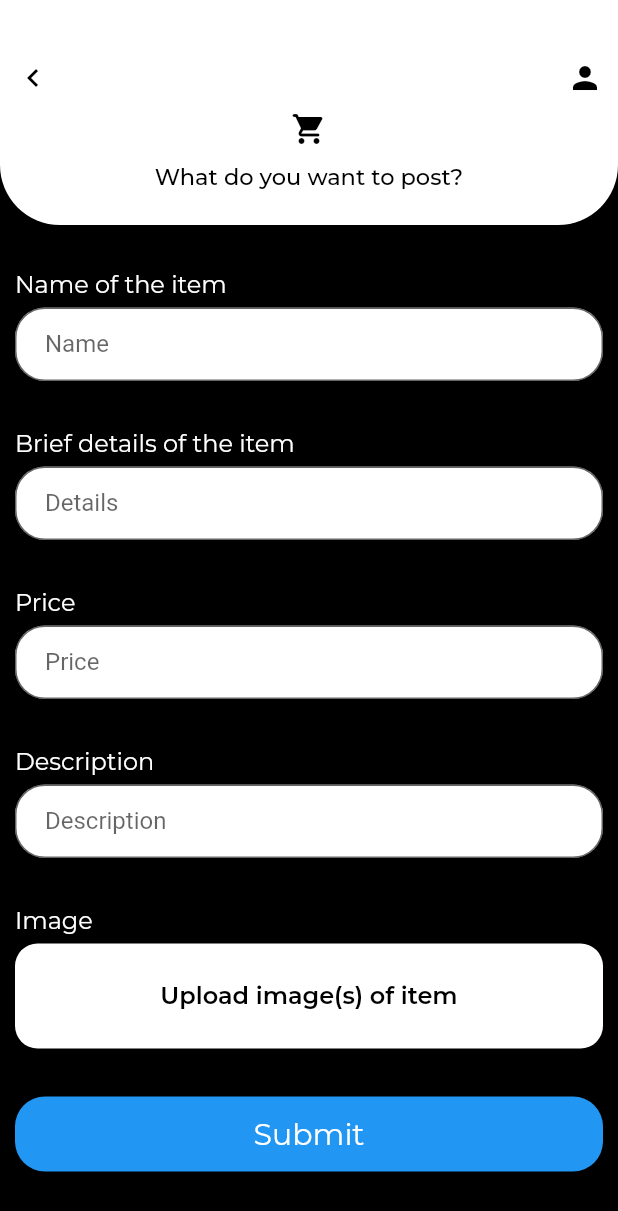
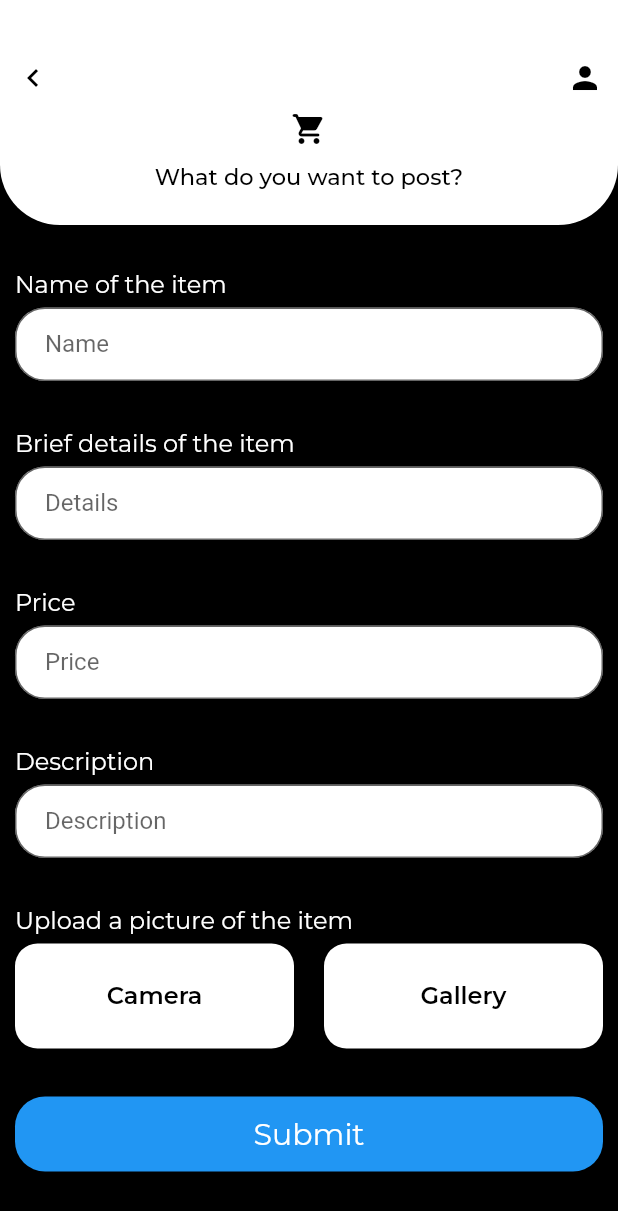
Before and after one commit to diragb/collegehood, a Flutter app: the RebuyAddItem screen opened by its route, on a phone screen of 412 x 824 dp. Shown: the top 1211 px of the screen. Run offline on Flutter 3.47's test engine with Material 2 defaults, Android fonts, the phone set to English and light mode, and no system bars; our stand-ins replace cloud_firestore, firebase_auth, firebase_core, firebase_database, firebase_storage, google_fonts and 1 more; accounts and stored records are empty.

Commit message:
📷 allow camera pics for items

```diff
--- a/lib/pages/auth/rebuy/add_item.dart
+++ b/lib/pages/auth/rebuy/add_item.dart
@@ -244,7 +244,8 @@ class _RebuyAddItemState extends State<RebuyAddItem> {
                               const SizedBox(
                                 height: 7.5,
                               ),
-                              Text('Image',
+                              Text(
+                                  'Upload a picture of the item ${uploadedPicture != null ? '✅' : ''}',
                                   style: GoogleFonts.montserrat(
                                       textStyle: const TextStyle(
                                     fontSize: 16,
@@ -254,9 +255,70 @@ class _RebuyAddItemState extends State<RebuyAddItem> {
                               const SizedBox(
                                 height: 5,
                               ),
+                              Row(
+                                  mainAxisAlignment:
+                                      MainAxisAlignment.spaceBetween,
+                                  crossAxisAlignment: CrossAxisAlignment.center,
+                                  children: [
                                     InkWell(
                                         onTap: () async {
-                                    XFile? image = await imagePicker!.pickImage(
+                                          XFile? image = await imagePicker!
+                                              .pickImage(
+                                                  source: ImageSource.camera,
+                                                  imageQuality: 50,
+                                                  preferredCameraDevice:
+                                                      CameraDevice.rear);
+                                          if (image != null) {
+                                            setState(() {
+                                              picturePath = image.path;
+                                              uploadedPicture =
+                                                  File(image.path);
+                                            });
+                                          } else {
+                                            setState(() {
+                                              picturePath = '';
+                                            });
+                                          }
+                                        },
+                                        child: Container(
+                                            width: (MediaQuery.of(context)
+                                                        .size
+                                                        .width -
+                                                    40) /
+                                                2,
+                                            height: 70,
+                                            decoration: BoxDecoration(
+                                                color: Colors.white,
+                                                borderRadius:
+                                                    BorderRadius.circular(15)),
+                                            child: Padding(
+                                                padding:
+                                                    const EdgeInsets.symmetric(
+                                                        vertical: 15.0,
+                                                        horizontal: 15.0),
+                                                child: Container(
+                                                    alignment: Alignment.center,
+                                                    child: Text(
+                                                      'Camera',
+                                                      style: GoogleFonts
+                                                          .montserrat(
+                                                              textStyle:
+                                                                  const TextStyle(
+                                                        fontSize: 16,
+                                                        color: Colors.black,
+                                                        fontWeight:
+                                                            FontWeight.w600,
+                                                      )),
+                                                      overflow:
+                                                          TextOverflow.fade,
+                                                      maxLines: 2,
+                                                      softWrap: false,
+                                                    ))))),
+                                    const SizedBox(width: 10),
+                                    InkWell(
+                                        onTap: () async {
+                                          XFile? image = await imagePicker!
+                                              .pickImage(
                                                   source: ImageSource.gallery,
                                                   imageQuality: 50,
                                                   preferredCameraDevice:
@@ -264,42 +326,50 @@ class _RebuyAddItemState extends State<RebuyAddItem> {
                                           if (image != null) {
                                             setState(() {
                                               picturePath = image.path;
-                                        uploadedPicture = File(image.path);
+                                              uploadedPicture =
+                                                  File(image.path);
                                             });
                                           } else {
                                             setState(() {
-                                        picturePath =
-                                            'An error occured while selecting the photo';
+                                              picturePath = '';
                                             });
                                           }
                                         },
                                         child: Container(
+                                            width: (MediaQuery.of(context)
+                                                        .size
+                                                        .width -
+                                                    40) /
+                                                2,
                                             height: 70,
-                                      width: double.infinity,
                                             decoration: BoxDecoration(
                                                 color: Colors.white,
                                                 borderRadius:
                                                     BorderRadius.circular(15)),
                                             child: Padding(
-                                          padding: const EdgeInsets.symmetric(
-                                              vertical: 15.0, horizontal: 15.0),
+                                                padding:
+                                                    const EdgeInsets.symmetric(
+                                                        vertical: 15.0,
+                                                        horizontal: 15.0),
                                                 child: Container(
                                                     alignment: Alignment.center,
                                                     child: Text(
-                                                picturePath == ''
-                                                    ? 'Upload image(s) of item'
-                                                    : processPicturePath(
-                                                        picturePath),
-                                                style: GoogleFonts.montserrat(
-                                                    textStyle: const TextStyle(
+                                                      'Gallery',
+                                                      style: GoogleFonts
+                                                          .montserrat(
+                                                              textStyle:
+                                                                  const TextStyle(
                                                         fontSize: 16,
                                                         color: Colors.black,
-                                                  fontWeight: FontWeight.w600,
+                                                        fontWeight:
+                                                            FontWeight.w600,
                                                       )),
-                                                overflow: TextOverflow.fade,
+                                                      overflow:
+                                                          TextOverflow.fade,
                                                       maxLines: 2,
                                                       softWrap: false,
-                                              ))))),
+                                                    )))))
+                                  ]),
                               const SizedBox(
                                 height: 7.5,
                               ),
```
Lines whose indentation alone changed are shown as unchanged.
